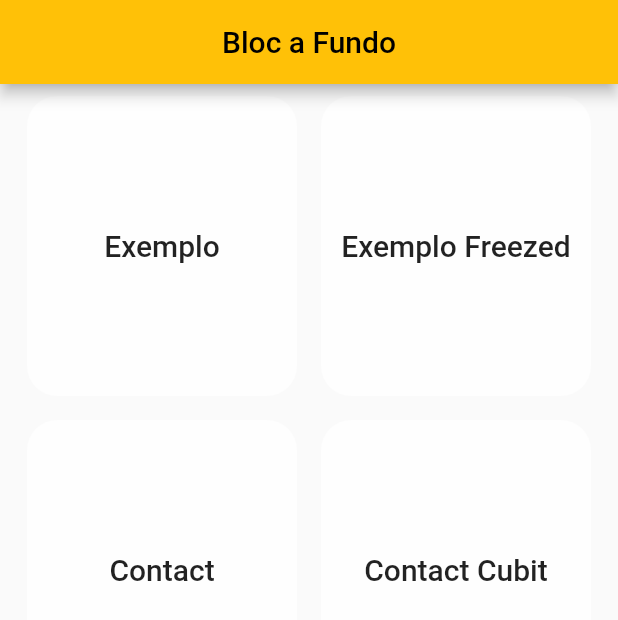
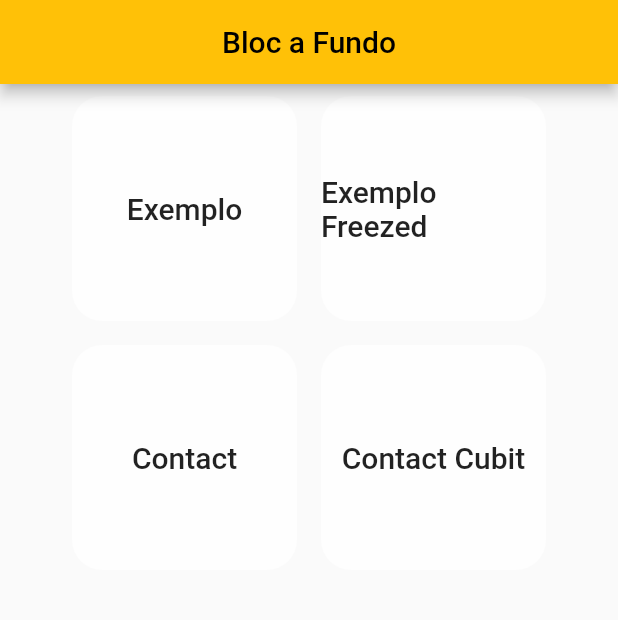
Before and after one commit to wahlfernando/aprofundando_no_bloc, a Flutter app: the screen it shows after launch, on a phone screen of 412 x 824 dp. Shown: the top 620 px of the screen. Run offline on Flutter 3.47's test engine with Material 2 defaults, Android fonts, the phone set to English and light mode, and no system bars; our stand-ins replace bloc, dio, flutter_bloc, freezed_annotation.

```diff
--- /dev/null
+++ b/lib/feature/contacts/list/bloc/contact_list_bloc.dart
@@ -0,0 +1,28 @@
+import 'package:aprofundamento_no_bloc/repositorys/contact_repository.dart';
+import 'package:bloc/bloc.dart';
+import 'package:freezed_annotation/freezed_annotation.dart';
+
+import '../../../../repositorys/contact_model.dart';
+
+part 'contatct_list_event.dart';
+
+part 'contact_list_state.dart';
+
+part 'contact_list_bloc.freezed.dart';
+
+class ContactListBloc extends Bloc<ContactListEvent, ContactListState> {
+  final ContactsRepository _repository;
+
+  ContactListBloc({required ContactsRepository repository})
+      : _repository = repository,
+        super(ContactListState.initial()) {
+    on<_ContactListEventFindAll>(_findAll);
+  }
+
+  Future<void> _findAll(
+      _ContactListEventFindAll event, Emitter<ContactListState> emit) async {
+
+    final contacts = await _repository.findall();
+    emit(ContactListState.data(contacts: contacts));
+  }
+}
--- /dev/null
+++ b/lib/feature/contacts/list/bloc/contact_list_state.dart
@@ -0,0 +1,9 @@
+part of 'contact_list_bloc.dart';
+
+@freezed
+class ContactListState with _$ContactListState {
+  factory ContactListState.initial() = _ContactListStateInitial;
+
+  factory ContactListState.data({required List<ContactModel> contacts}) =
+      _ContactListStateData;
+}
--- /dev/null
+++ b/lib/feature/contacts/list/bloc/contatct_list_event.dart
@@ -0,0 +1,8 @@
+part of 'contact_list_bloc.dart';
+
+@freezed
+class ContactListEvent with _$ContactListEvent{
+
+  const factory ContactListEvent.findAll() = _ContactListEventFindAll;
+
+}
--- a/lib/home_page/button_redirecting.dart
+++ b/lib/home_page/button_redirecting.dart
@@ -20,13 +20,14 @@ class ButtonCard extends StatelessWidget {
           child: Ink(
             decoration: BoxDecoration(
                 color: Colors.white70, borderRadius: BorderRadius.circular(20)),
-            width: 180,
-            height: 200,
+            width: 150,
+            height: 150,
             child: Center(
-                child: Text(
-              text!,
-              style: Theme.of(context).textTheme.headline6,
-            )),
+              child: Text(
+                text!,
+                style: Theme.of(context).textTheme.headline6,
+              ),
+            ),
           ),
         ),
       ),
--- a/lib/main.dart
+++ b/lib/main.dart
@@ -2,7 +2,9 @@ import 'package:aprofundamento_no_bloc/feature/bloc_exemple/bloc/exemple_bloc.da
 import 'package:aprofundamento_no_bloc/feature/bloc_exemple/bloc_exemple.dart';
 import 'package:aprofundamento_no_bloc/feature/bloc_exemple/bloc_freezed/exemple_freezed_bloc.dart';
 import 'package:aprofundamento_no_bloc/feature/bloc_exemple/bloc_freezed_exemple.dart';
+import 'package:aprofundamento_no_bloc/feature/contacts/list/bloc/contact_list_bloc.dart';
 import 'package:aprofundamento_no_bloc/feature/contacts/list/contacts_list_page.dart';
+import 'package:aprofundamento_no_bloc/repositorys/contact_repository.dart';
 import 'package:flutter/material.dart';
 import 'package:flutter_bloc/flutter_bloc.dart';
 
@@ -17,7 +19,9 @@ class MyApp extends StatelessWidget {
 
   @override
   Widget build(BuildContext context) {
-    return MaterialApp(
+    return RepositoryProvider(
+      create: (context) => ContactsRepository(),
+      child: MaterialApp(
         debugShowCheckedModeBanner: false,
         title: 'Flutter Demo',
         theme: ThemeData(primarySwatch: Colors.amber),
@@ -38,8 +42,14 @@ class MyApp extends StatelessWidget {
                   ),
                 child: const BlocFreezedExemple(),
               ),
-        '/contact/list': (context ) => const ContactsListPage(),
+          '/contacts/list': (context) => BlocProvider(
+                create: (context) => ContactListBloc(
+                    repository: context.read<ContactsRepository>())
+                  ..add(const ContactListEvent.findAll()),
+                child: const ContactsListPage(),
+              ),
         },
+      ),
     );
   }
 }
--- a/lib/repositorys/contact_repository.dart
+++ b/lib/repositorys/contact_repository.dart
@@ -1,13 +1,13 @@
 import 'package:dio/dio.dart';
 import 'package:aprofundamento_no_bloc/repositorys/contact_model.dart';
 
-class ContactRepository {
+class ContactsRepository {
 
   ///Todos as formas de Crud estão sendo realizadas da forma mais simpes nese versão 1.0
   ///Na versão 2.0 será refeito para utilização do pacote http e com retornos de erros corretos
 
   Future<List<ContactModel>> findall() async{
-    final response = await Dio().get('http://10.0.2.2:3031/localhost/contacts');
+    final response = await Dio().get('http://192.168.1.9:3031/contacts');
 
     return response.data?.map<ContactModel>((contacts) => ContactModel.fromMap(contacts)).toList();
   }
```
Also changed, not shown: lib/feature/contacts/list/contacts_list_page.dart (+43 -8 lines), lib/feature/contacts/list/bloc/contact_list_bloc.freezed.dart (added), pubspec.lock. Lines whose indentation alone changed are shown as unchanged.
